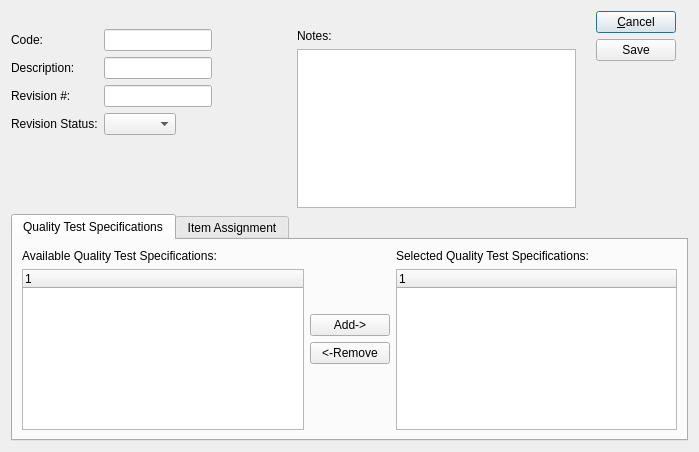
The window that source/commercialcore/foundation-database/quality/uiforms/qplan.ui (tomdatkins/xtuple) describes before a commit, drawn with Qt 5.
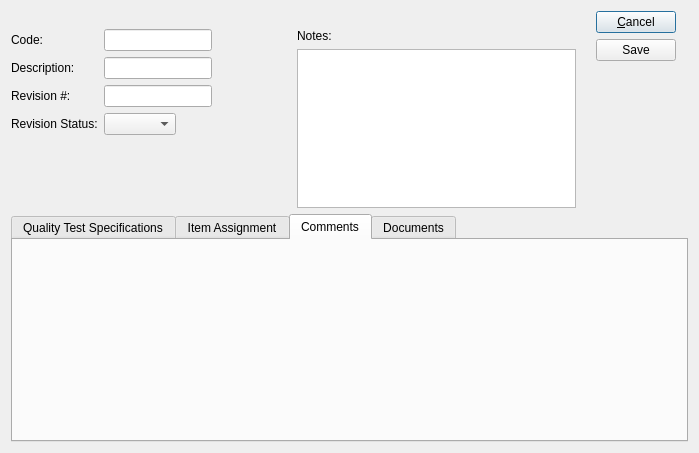
The same window after the commit. The open tabs and pages were chosen to show the change. Custom widgets are drawn as their Qt base class.

Commit message: got comments and documents working

Diff of the .ui file:
```diff
--- a/source/commercialcore/foundation-database/quality/uiforms/qplan.ui
+++ b/source/commercialcore/foundation-database/quality/uiforms/qplan.ui
@@ -14,7 +14,7 @@
     <x>0</x>
     <y>0</y>
     <width>699</width>
-    <height>452</height>
+    <height>453</height>
    </rect>
   </property>
   <property name="windowTitle">
@@ -327,6 +327,26 @@
          </item>
         </layout>
        </widget>
+       <widget class="QWidget" name="_commentsTab">
+        <attribute name="title">
+         <string>Comments</string>
+        </attribute>
+        <layout class="QGridLayout" name="gridLayout_3">
+         <item row="0" column="0">
+          <widget class="Comments" name="_comments"/>
+         </item>
+        </layout>
+       </widget>
+       <widget class="QWidget" name="_documentsTab">
+        <attribute name="title">
+         <string>Documents</string>
+        </attribute>
+        <layout class="QGridLayout" name="gridLayout_4">
+         <item row="0" column="0">
+          <widget class="Documents" name="_documents"/>
+         </item>
+        </layout>
+       </widget>
       </widget>
      </item>
     </layout>
@@ -334,6 +354,16 @@
   </layout>
  </widget>
  <customwidgets>
+  <customwidget>
+   <class>Comments</class>
+   <extends>QWidget</extends>
+   <header>comments.h</header>
+  </customwidget>
+  <customwidget>
+   <class>Documents</class>
+   <extends>QWidget</extends>
+   <header>documents.h</header>
+  </customwidget>
   <customwidget>
    <class>XComboBox</class>
    <extends>QComboBox</extends>
```
The commit also changes 4 other files.
